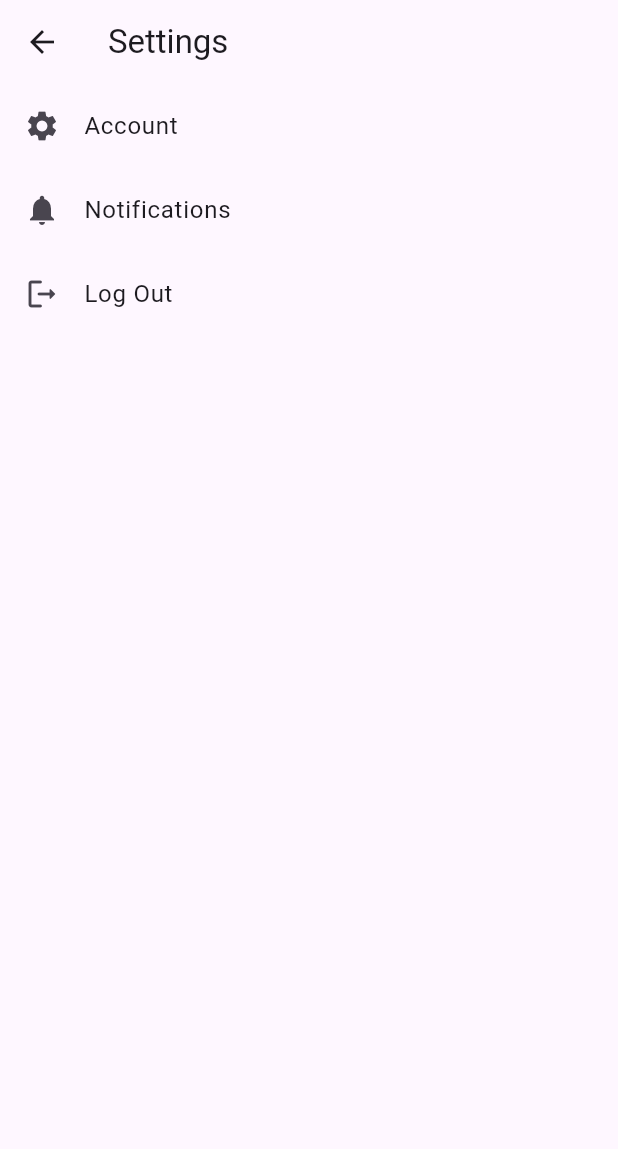
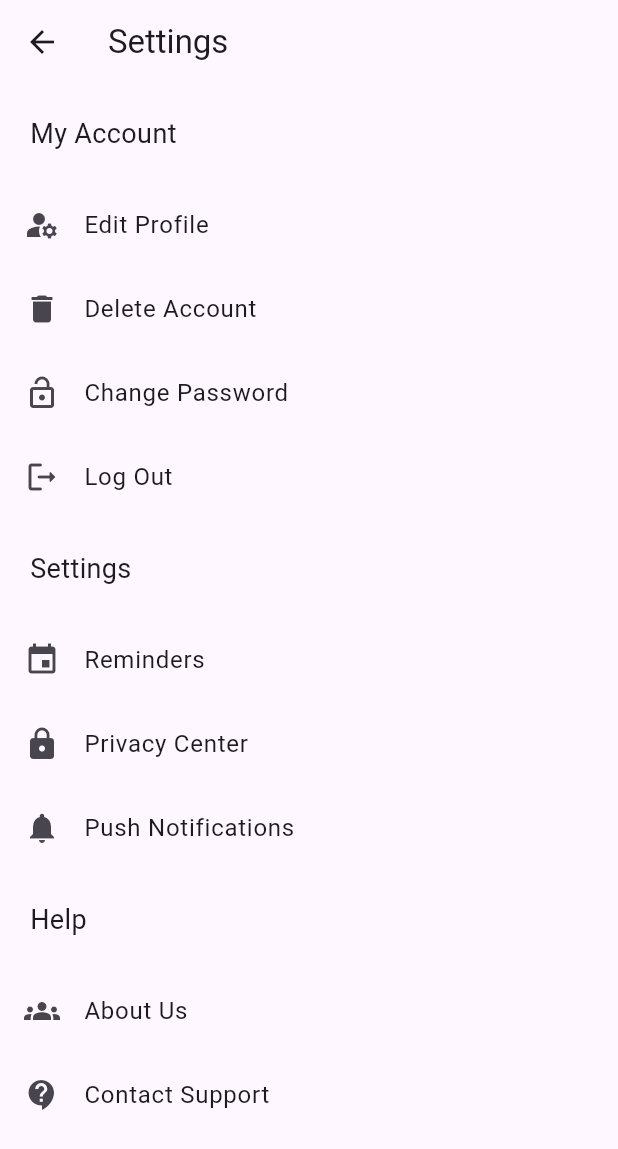
Before and after one commit to UNO-CSCI4830/GlucoGuide, a Flutter app: the AppSettingsPage screen opened by its route, on a phone screen of 412 x 824 dp. Shown: the top 1149 px of the screen. Run offline on Flutter 3.47's test engine with Material 3 defaults, Android fonts, the phone set to English and light mode, and no system bars; our stand-ins replace firebase_auth, firebase_core; accounts and stored records are empty.

Commit message:
Creation of settings page

```diff
--- a/glucoguide/lib/screens/app_settings/app_settings.dart
+++ b/glucoguide/lib/screens/app_settings/app_settings.dart
@@ -1,4 +1,3 @@
-import 'package:flutter/cupertino.dart';
 import 'package:flutter/material.dart';
 import 'package:glucoguide/screens/app_settings/AccountSettingsPage.dart';
 import 'package:glucoguide/screens/app_settings/NotificationSettingsPage.dart';
@@ -8,21 +7,30 @@ class AppSettingsPage extends StatefulWidget {
   const AppSettingsPage({super.key});
 
   @override
-  State<AppSettingsPage> createState() => _AppSettingsPageState();
+  State<AppSettingsPage> createState() => _MyAccountState();
 }
 
-class _AppSettingsPageState extends State<AppSettingsPage> {
+class _MyAccountState extends State<AppSettingsPage> {
   @override
   Widget build(BuildContext context) {
     final List<SettingItem> settings = [
       SettingItem(
-        title: 'Account',
-        icon: Icons.settings,
+        title: 'My Account',
+        nextPage: NotificationSettingsPage(),
+      ),
+      SettingItem(
+        title: 'Edit Profile',
+        icon: Icons.manage_accounts,
         nextPage: AccountSettingsPage(),
       ),
       SettingItem(
-        title: 'Notifications',
-        icon: Icons.notifications,
+        title: 'Delete Account',
+        icon: Icons.delete,
+        nextPage: NotificationSettingsPage(),
+      ),
+      SettingItem(
+        title: 'Change Password',
+        icon: Icons.lock_open,
         nextPage: NotificationSettingsPage(),
       ),
       SettingItem(
@@ -31,6 +39,41 @@ class _AppSettingsPageState extends State<AppSettingsPage> {
         // make this secure
         nextPage: LoginPage(),
       ),
+      SettingItem(
+        // Index = 5
+        title: 'Settings',
+        nextPage: NotificationSettingsPage(),
+      ),
+      SettingItem(
+        title: 'Reminders',
+        icon: Icons.event,
+        nextPage: NotificationSettingsPage(),
+      ),
+      SettingItem(
+        title: 'Privacy Center',
+        icon: Icons.lock,
+        nextPage: NotificationSettingsPage(),
+      ),
+      SettingItem(
+        title: 'Push Notifications',
+        icon: Icons.notifications,
+        nextPage: NotificationSettingsPage(),
+      ),
+      SettingItem(
+        // Index = 9
+        title: 'Help',
+        nextPage: NotificationSettingsPage(),
+      ),
+      SettingItem(
+        title: 'About Us',
+        icon: Icons.groups,
+        nextPage: NotificationSettingsPage(),
+      ),
+      SettingItem(
+        title: 'Contact Support',
+        icon: Icons.contact_support,
+        nextPage: NotificationSettingsPage(),
+      ),
     ];
 
     return Scaffold(
@@ -38,8 +81,32 @@ class _AppSettingsPageState extends State<AppSettingsPage> {
         title: const Text('Settings'),
       ),
       body: ListView.builder(
-        itemCount: settings.length,
+          itemCount: settings.length, // Plus 1 to add header
           itemBuilder: (context, index) {
+            if (index == 0) {
+              return Padding(
+                  padding: const EdgeInsets.all(20.0),
+                  child: Text('My Account',
+                      style: TextStyle(
+                        fontSize: 18,
+                      )));
+            }
+            if (index == 5) {
+              return Padding(
+                  padding: const EdgeInsets.all(20.0),
+                  child: Text('Settings',
+                      style: TextStyle(
+                        fontSize: 18,
+                      )));
+            }
+            if (index == 9) {
+              return Padding(
+                  padding: const EdgeInsets.all(20.0),
+                  child: Text('Help',
+                      style: TextStyle(
+                        fontSize: 18,
+                      )));
+            }
             final setting = settings[index];
             return ListTile(
               leading: Icon(setting.icon),
@@ -53,20 +120,21 @@ class _AppSettingsPageState extends State<AppSettingsPage> {
                 );
               },
             );
-        },
-      ),
+          }),
     );
   }
 }
 
+// Make Icon and Widget optional in the future,
+// so if statement can be removed.
 class SettingItem {
   final String title;
-  final IconData icon;
+  final IconData? icon;
   final Widget nextPage;
 
   SettingItem({
     required this.title,
-    required this.icon,
+    this.icon,
     required this.nextPage,
   });
 }
```
Lines whose indentation alone changed are shown as unchanged.
